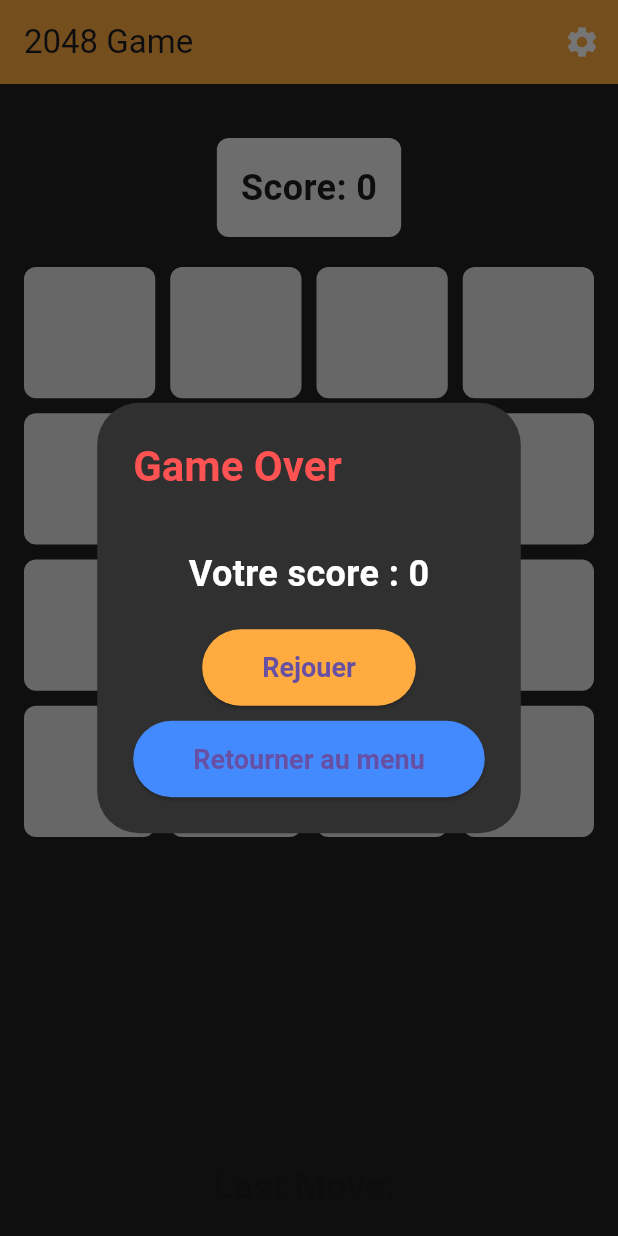
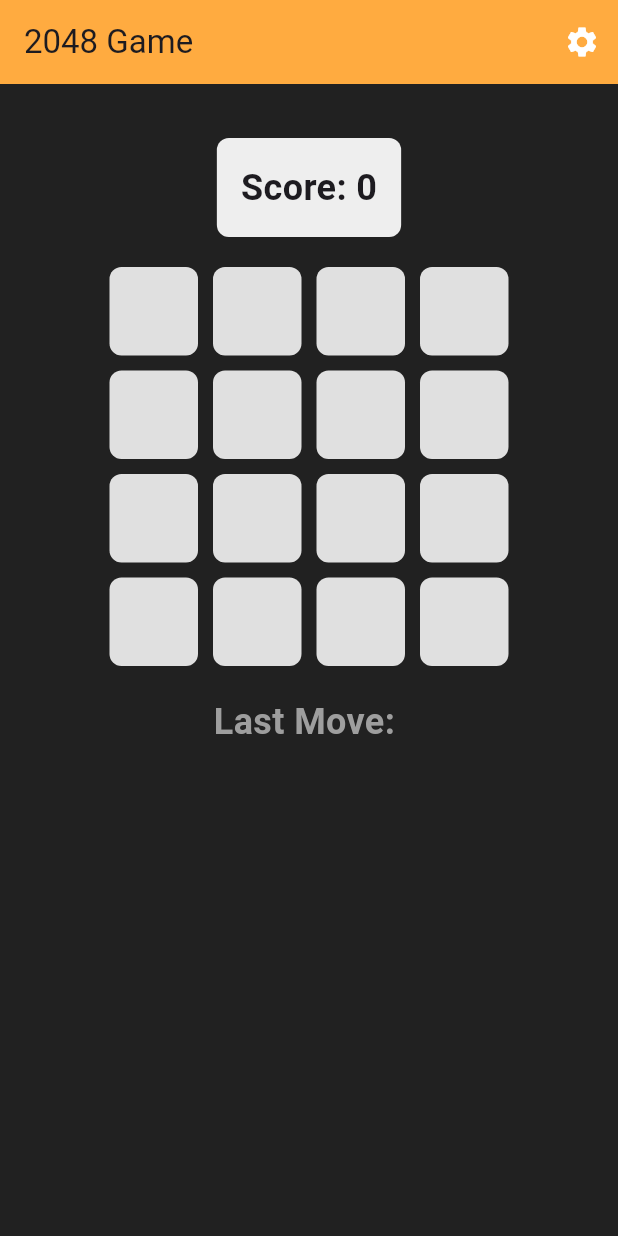
Before and after one commit to Restiti/project-2048, a Flutter app: the GameHomePage screen opened by its route, on a phone screen of 412 x 824 dp. Run offline on Flutter 3.47's test engine with Material 3 defaults, Android fonts, the phone set to English and light mode, and no system bars; our stand-ins replace go_router.

Commit message:
Fix OverFlow

```diff
--- a/lib/widget/GameBoard.dart
+++ b/lib/widget/GameBoard.dart
@@ -11,18 +11,25 @@ class GameBoard extends StatelessWidget {
   Widget build(BuildContext context) {
     return Consumer<GameProvider>(
       builder: (context, gameProvider, child) {
+        return LayoutBuilder(
+          builder: (context, constraints) {
+            // Calculer la taille maximale pour la grille
+            double gridSize = constraints.maxWidth < constraints.maxHeight
+                ? constraints.maxWidth *0.7
+                : constraints.maxHeight * 0.7; // Pour laisser de la place pour d'autres éléments
+
             return Column(
               children: [
                 // Affiche le score
                 ScoreBox(score: gameProvider.score),
                 const SizedBox(height: 20),
 
-            // Affiche la grille du jeu
-            Expanded(
+                // Limite la taille de la grille de jeu en fonction de la taille de l'écran
+                Container(
+                  width: gridSize, // Utiliser la taille maximale calculée
+                  height: gridSize, // Garde un carré parfait pour la grille
                   child: GridView.builder(
-                physics:
-                    const NeverScrollableScrollPhysics(), // Désactive le défilement
-
+                    physics: const NeverScrollableScrollPhysics(), // Désactive le défilement
                     gridDelegate: const SliverGridDelegateWithFixedCrossAxisCount(
                       crossAxisCount: 4,
                       mainAxisSpacing: 10,
@@ -42,11 +49,13 @@ class GameBoard extends StatelessWidget {
                 // Affiche la dernière direction de mouvement
                 Text(
                   'Last Move: ${gameProvider.lastMoveDirection}',
-              style: const TextStyle(fontSize: 24, fontWeight: FontWeight.bold),
+                  style: const TextStyle(fontSize: 24, fontWeight: FontWeight.bold, color: Colors.grey),
                 ),
               ],
             );
           },
         );
+      },
+    );
   }
 }
--- a/lib/widget/GameHomePage.dart
+++ b/lib/widget/GameHomePage.dart
@@ -26,7 +26,7 @@ class GameHomePage extends StatelessWidget {
       backgroundColor: Colors.grey[900], // Couleur d'arrière-plan de la page
       body: Consumer<GameProvider>(
         builder: (context, gameProvider, child) {
-          if (!Provider.of<GameProvider>(context, listen: true).isGameOver) {
+          if (Provider.of<GameProvider>(context, listen: true).isGameOver) {
             // Afficher la boîte de dialogue Game Over si le jeu est terminé
             Future.delayed(Duration.zero, () {
               showDialog(
```
Lines whose indentation alone changed are shown as unchanged.
